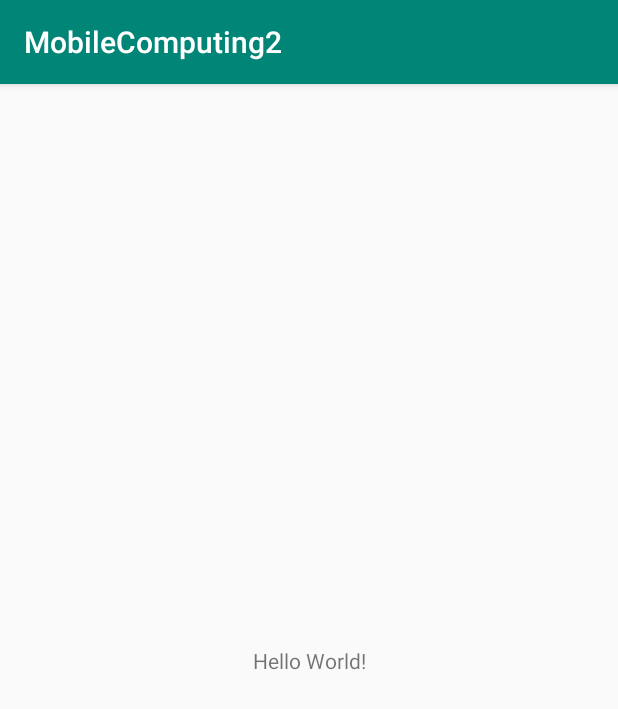
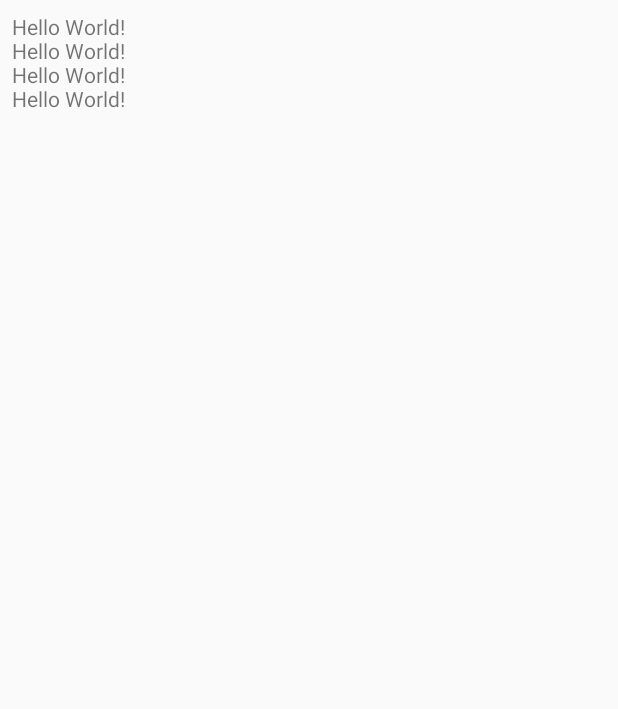
Before and after one commit to JustinKissling/MobileComputing2, an Android app: the screen it shows after launch (MainActivity), on a phone screen of 412 x 824 dp. Shown: the top 709 px of the screen. Run offline under Robolectric (Android 15) with nearby library versions, the phone set to English and light mode, and no system bars.

Commit message:
Added reading for accelerometer

```diff
--- a/app/src/main/java/com/example/mobilecomputing2/MainActivity.java
+++ b/app/src/main/java/com/example/mobilecomputing2/MainActivity.java
@@ -2,13 +2,59 @@ package com.example.mobilecomputing2;
 
 import androidx.appcompat.app.AppCompatActivity;
 
+import android.app.Activity;
+import android.content.Context;
+import android.hardware.Sensor;
+import android.hardware.SensorEvent;
+import android.hardware.SensorEventListener;
+import android.hardware.SensorManager;
 import android.os.Bundle;
+import android.widget.TextView;
 
-public class MainActivity extends AppCompatActivity {
+import java.util.List;
+
+public class MainActivity extends Activity implements SensorEventListener {
+
+    private TextView textAccel;
+
+    private SensorManager sensorManager;
+
+    private Sensor accelSensor;
 
     @Override
     protected void onCreate(Bundle savedInstanceState) {
         super.onCreate(savedInstanceState);
         setContentView(R.layout.activity_main);
+
+        sensorManager = (SensorManager) getSystemService(Context.SENSOR_SERVICE);
+        accelSensor = sensorManager.getDefaultSensor(Sensor.TYPE_ACCELEROMETER);
+
+
+        initUI();
+    }
+
+    private void initUI() {
+        textAccel = (TextView) findViewById(R.id.textAccel);
+    }
+
+    @Override
+    public void onSensorChanged(SensorEvent event) {
+        textAccel.setText(String.valueOf(event.values[0]));
+    }
+
+    @Override
+    public void onAccuracyChanged(Sensor sensor, int accuracy) {
+    }
+
+    @Override
+    protected void onResume() {
+        super.onResume();
+        sensorManager.registerListener(this, accelSensor, SensorManager.SENSOR_DELAY_NORMAL);
+    }
+
+    @Override
+    protected void onPause() {
+        super.onPause();
+        sensorManager.unregisterListener(this);
     }
 }
--- a/app/src/main/res/layout/activity_main.xml
+++ b/app/src/main/res/layout/activity_main.xml
@@ -6,13 +6,61 @@
     android:layout_height="match_parent"
     tools:context=".MainActivity">
 
-    <TextView
-        android:layout_width="wrap_content"
-        android:layout_height="wrap_content"
-        android:text="Hello World!"
-        app:layout_constraintBottom_toBottomOf="parent"
-        app:layout_constraintLeft_toLeftOf="parent"
-        app:layout_constraintRight_toRightOf="parent"
-        app:layout_constraintTop_toTopOf="parent" />
+    <TableLayout
+        android:layout_width="395dp"
+        android:layout_height="342dp"
+        android:layout_marginStart="8dp"
+        android:layout_marginLeft="8dp"
+        android:layout_marginTop="8dp"
+        app:layout_constraintStart_toStartOf="parent"
+        app:layout_constraintTop_toTopOf="parent">
+
+        <TableRow
+            android:layout_width="match_parent"
+            android:layout_height="match_parent" >
+
+            <TextView
+                android:id="@+id/textAccel"
+                android:layout_width="wrap_content"
+                android:layout_height="16dp"
+                android:text="Hello World!" />
+
+        </TableRow>
+
+        <TableRow
+            android:layout_width="match_parent"
+            android:layout_height="match_parent" >
+
+            <TextView
+                android:id="@+id/textView"
+                android:layout_width="wrap_content"
+                android:layout_height="16dp"
+                android:text="Hello World!" />
+
+        </TableRow>
+
+        <TableRow
+            android:layout_width="match_parent"
+            android:layout_height="match_parent" >
+
+            <TextView
+                android:id="@+id/textView2"
+                android:layout_width="wrap_content"
+                android:layout_height="16dp"
+                android:text="Hello World!" />
+
+        </TableRow>
+
+        <TableRow
+            android:layout_width="match_parent"
+            android:layout_height="match_parent" >
+
+            <TextView
+                android:id="@+id/textView3"
+                android:layout_width="wrap_content"
+                android:layout_height="16dp"
+                android:text="Hello World!" />
+        </TableRow>
+    </TableLayout>
 
 </androidx.constraintlayout.widget.ConstraintLayout>
```
